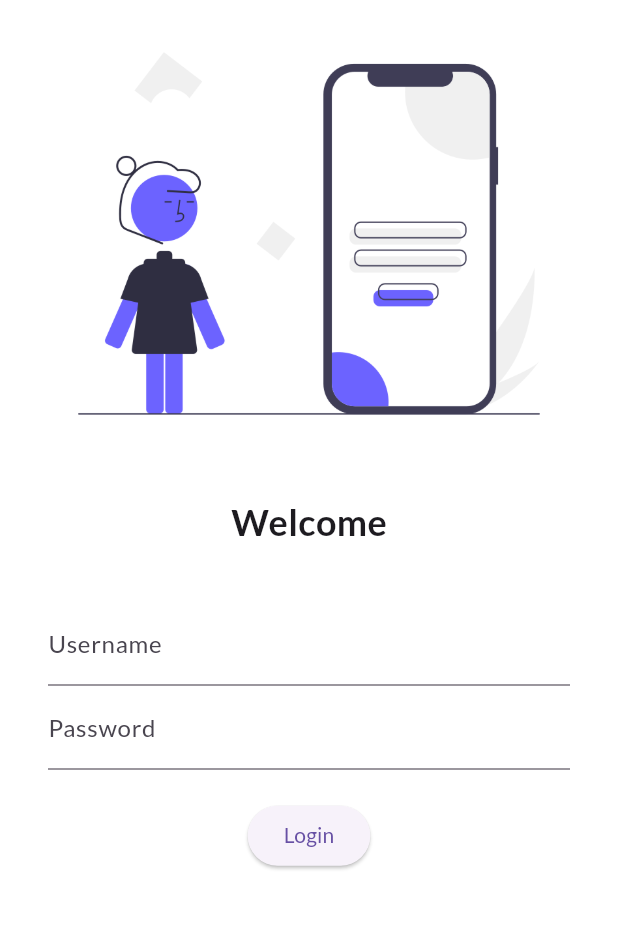
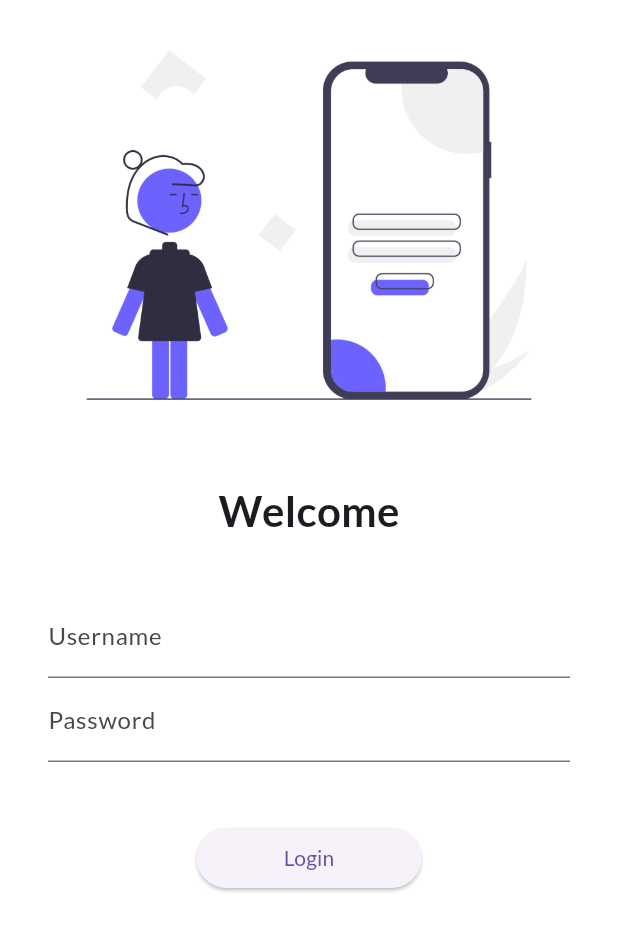
Before and after one commit to SNKPSEUDO11/first_application, a Flutter app: the screen it shows after launch, on a phone screen of 412 x 824 dp. Shown: the top 931 px of the screen. Run offline on Flutter 3.47's test engine with Material 3 defaults, Android fonts, the phone set to English and light mode, and no system bars; our stand-ins replace google_fonts.

Commit message:
Fifth commit

```diff
--- a/lib/main.dart
+++ b/lib/main.dart
@@ -1,5 +1,6 @@
 import 'package:first_application/pages/home_page.dart';
 import 'package:first_application/pages/login_page.dart';
+import 'package:first_application/utils/routes.dart';
 import 'package:flutter/material.dart';
 import 'package:google_fonts/google_fonts.dart';
 
@@ -19,12 +20,13 @@ class MyApp extends StatelessWidget {
         primarySwatch: Colors.deepPurple,
         fontFamily: GoogleFonts.lato().fontFamily,
       ),
+      debugShowCheckedModeBanner: false,
       darkTheme: ThemeData(brightness: Brightness.dark),
       initialRoute: "/",
       routes: {
         "/": (context) => LoginPage(),
-        "/home": (context) => HomePage(),
-        "/login": (context) => LoginPage(),
+        MyRoutes.homeRoute: (context) => HomePage(),
+        MyRoutes.loginRoute: (context) => LoginPage(),
       },
     );
   }
--- a/lib/pages/login_page.dart
+++ b/lib/pages/login_page.dart
@@ -1,3 +1,4 @@
+import 'package:first_application/utils/routes.dart';
 import 'package:flutter/material.dart';
 import 'package:google_fonts/google_fonts.dart';
 
@@ -8,11 +9,13 @@ class LoginPage extends StatelessWidget {
   Widget build(BuildContext context) {
     return Material(
         color: Colors.white,
-        child: Column(
+        child: SingleChildScrollView(
+            child: Column(
           children: [
             Image.asset(
               "assets/images/login_page.png",
               fit: BoxFit.cover,
+              height: 300,
             ),
             SizedBox(
               height: 20.0,
@@ -20,7 +23,7 @@ class LoginPage extends StatelessWidget {
             Text(
               "Welcome",
               style: TextStyle(
-                fontSize: 24,
+                fontSize: 28,
                 fontWeight: FontWeight.bold,
               ),
             ),
@@ -46,15 +49,18 @@ class LoginPage extends StatelessWidget {
                     ),
                   ),
                   SizedBox(
-                    height: 20.0,
+                    height: 40.0,
                   ),
-                  ElevatedButton(onPressed: () {
-                    print("Hi Shubham");
-                  }, child: Text("Login"))
+                  ElevatedButton(
+                    style: TextButton.styleFrom(minimumSize: Size(150, 40)),
+                      onPressed: () {
+                        Navigator.pushNamed(context, MyRoutes.homeRoute);
+                      },
+                      child: Text("Login"))
                 ],
               ),
             ),
           ],
-        ));
+        )));
   }
 }
--- /dev/null
+++ b/lib/utils/routes.dart
@@ -0,0 +1,4 @@
+class MyRoutes{
+  static String loginRoute = "/login";
+  static String homeRoute = "/home";
+}
```
